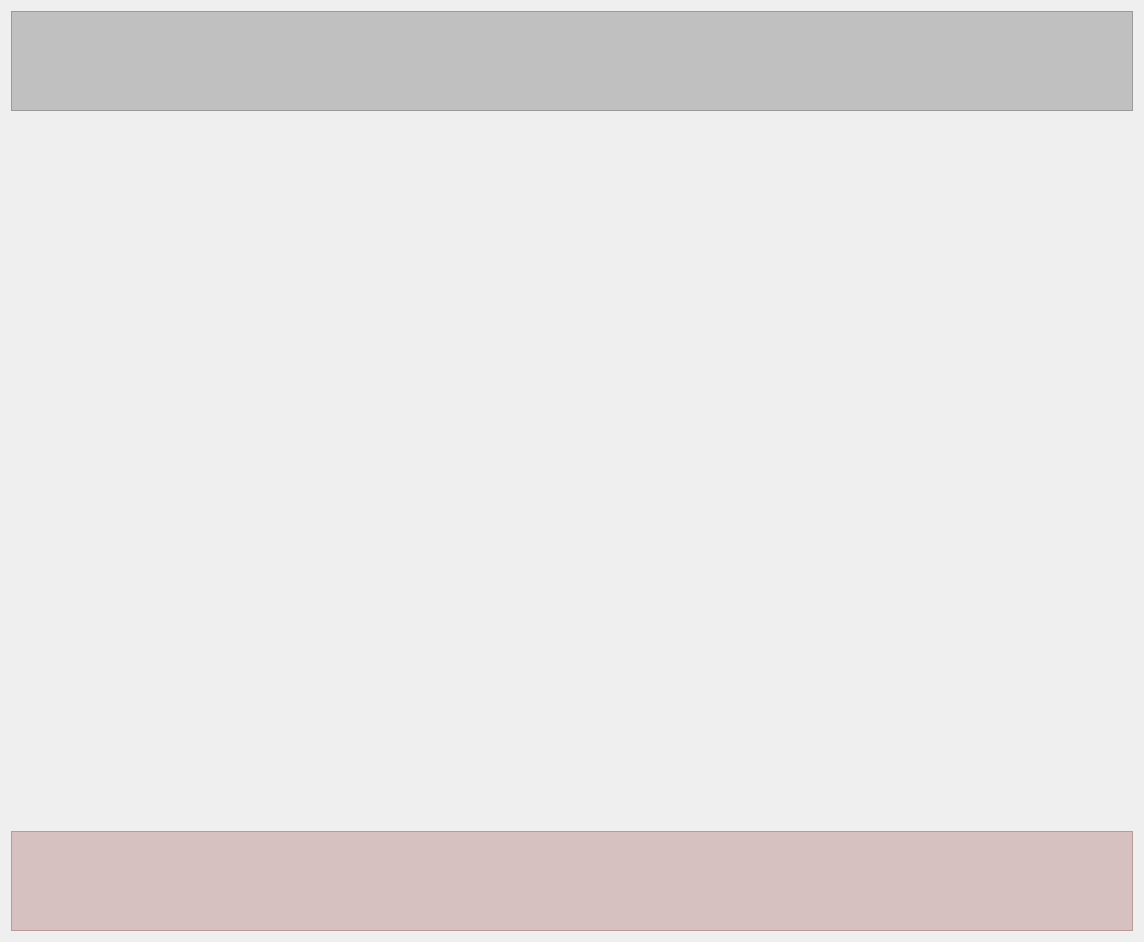
Before: the Qt Designer form ui/QT/player_ui.ui in HYM408/ACGN_HYM, drawn with Qt 5.
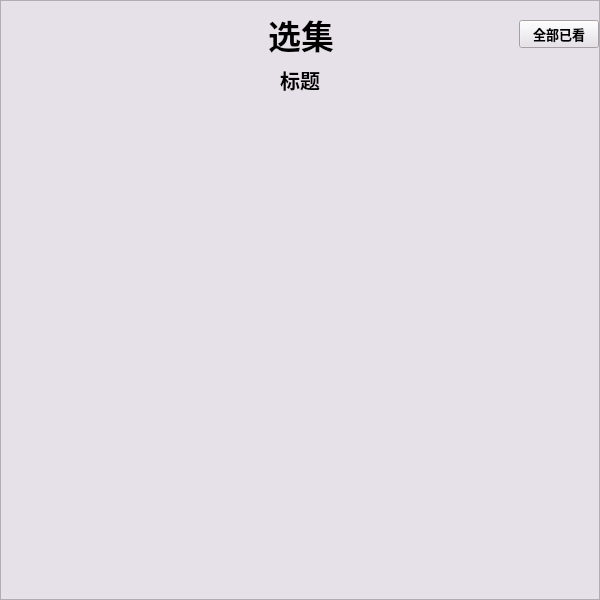
After: the same form once the commit is applied. Icons and pictures are not drawn.

What changed in the file:
```diff
--- a/ui/QT/player_ui.ui
+++ b/ui/QT/player_ui.ui
@@ -6,56 +6,54 @@
    <rect>
     <x>0</x>
     <y>0</y>
-    <width>1144</width>
-    <height>942</height>
+    <width>600</width>
+    <height>600</height>
    </rect>
   </property>
-  <property name="windowTitle">
-   <string>Form</string>
+  <property name="minimumSize">
+   <size>
+    <width>600</width>
+    <height>0</height>
+   </size>
   </property>
-  <layout class="QVBoxLayout" name="verticalLayout">
-   <item>
-    <widget class="QFrame" name="frame_3">
+  <property name="maximumSize">
+   <size>
+    <width>600</width>
+    <height>16777215</height>
+   </size>
+  </property>
+  <layout class="QHBoxLayout" name="horizontalLayout_5">
+   <property name="spacing">
+    <number>0</number>
+   </property>
+   <property name="leftMargin">
+    <number>0</number>
+   </property>
+   <property name="topMargin">
+    <number>0</number>
+   </property>
+   <property name="rightMargin">
+    <number>0</number>
+   </property>
+   <property name="bottomMargin">
+    <number>0</number>
+   </property>
+   <item alignment="Qt::AlignLeft">
+    <widget class="QFrame" name="frame_2">
      <property name="minimumSize">
       <size>
-       <width>0</width>
-       <height>100</height>
+       <width>600</width>
+       <height>0</height>
       </size>
      </property>
-     <property name="styleSheet">
-      <string notr="true">background-color: rgba(0, 0, 0, 50);</string>
-     </property>
-     <property name="frameShape">
-      <enum>QFrame::StyledPanel</enum>
-     </property>
-     <property name="frameShadow">
-      <enum>QFrame::Raised</enum>
-     </property>
-    </widget>
-   </item>
-   <item>
-    <spacer name="verticalSpacer">
-     <property name="orientation">
-      <enum>Qt::Vertical</enum>
-     </property>
-     <property name="sizeHint" stdset="0">
+     <property name="maximumSize">
       <size>
-       <width>20</width>
-       <height>709</height>
+       <width>600</width>
+       <height>16777215</height>
       </size>
      </property>
-    </spacer>
-   </item>
-   <item>
-    <widget class="QFrame" name="frame">
-     <property name="minimumSize">
-      <size>
-       <width>0</width>
-       <height>100</height>
-      </size>
-     </property>
      <property name="styleSheet">
-      <string notr="true">background-color: rgba(110, 0, 0, 50);</string>
+      <string notr="true">background-color:rgb(230, 224, 233);</string>
      </property>
      <property name="frameShape">
       <enum>QFrame::StyledPanel</enum>
@@ -63,6 +61,172 @@
      <property name="frameShadow">
       <enum>QFrame::Raised</enum>
      </property>
+     <layout class="QVBoxLayout" name="verticalLayout_9">
+      <property name="leftMargin">
+       <number>0</number>
+      </property>
+      <property name="rightMargin">
+       <number>0</number>
+      </property>
+      <item>
+       <layout class="QHBoxLayout" name="horizontalLayout_9">
+        <item>
+         <widget class="QPushButton" name="pushButton_14">
+          <property name="minimumSize">
+           <size>
+            <width>44</width>
+            <height>44</height>
+           </size>
+          </property>
+          <property name="maximumSize">
+           <size>
+            <width>44</width>
+            <height>44</height>
+           </size>
+          </property>
+          <property name="styleSheet">
+           <string notr="true">QPushButton {
+	background-color: rgb(230, 224, 233);
+	border:none;
+	border-radius:22px
+}
+
+QPushButton:hover {
+    background-color: rgb(225, 219, 228);
+}</string>
+          </property>
+          <property name="text">
+           <string/>
+          </property>
+          <property name="icon">
+           <iconset>
+            <normaloff>icons/back.png</normaloff>icons/back.png</iconset>
+          </property>
+          <property name="iconSize">
+           <size>
+            <width>25</width>
+            <height>25</height>
+           </size>
+          </property>
+          <property name="checkable">
+           <bool>true</bool>
+          </property>
+         </widget>
+        </item>
+        <item>
+         <widget class="QPushButton" name="pushButton_12">
+          <property name="minimumSize">
+           <size>
+            <width>500</width>
+            <height>0</height>
+           </size>
+          </property>
+          <property name="maximumSize">
+           <size>
+            <width>300</width>
+            <height>16777215</height>
+           </size>
+          </property>
+          <property name="font">
+           <font>
+            <family>微软雅黑</family>
+            <pointsize>25</pointsize>
+            <weight>75</weight>
+            <bold>true</bold>
+           </font>
+          </property>
+          <property name="styleSheet">
+           <string notr="true">border:none;</string>
+          </property>
+          <property name="text">
+           <string>选集</string>
+          </property>
+         </widget>
+        </item>
+        <item>
+         <spacer name="horizontalSpacer_7">
+          <property name="orientation">
+           <enum>Qt::Horizontal</enum>
+          </property>
+          <property name="sizeHint" stdset="0">
+           <size>
+            <width>40</width>
+            <height>20</height>
+           </size>
+          </property>
+         </spacer>
+        </item>
+        <item>
+         <widget class="QPushButton" name="pushButton_15">
+          <property name="font">
+           <font>
+            <family>微软雅黑</family>
+            <pointsize>10</pointsize>
+            <weight>75</weight>
+            <bold>true</bold>
+           </font>
+          </property>
+          <property name="text">
+           <string>全部已看</string>
+          </property>
+         </widget>
+        </item>
+       </layout>
+      </item>
+      <item>
+       <widget class="QPushButton" name="pushButton_13">
+        <property name="font">
+         <font>
+          <family>微软雅黑</family>
+          <pointsize>15</pointsize>
+          <weight>75</weight>
+          <bold>true</bold>
+         </font>
+        </property>
+        <property name="styleSheet">
+         <string notr="true">border:none;</string>
+        </property>
+        <property name="text">
+         <string>标题</string>
+        </property>
+       </widget>
+      </item>
+      <item>
+       <widget class="QScrollArea" name="scrollArea">
+        <property name="styleSheet">
+         <string notr="true">border:none</string>
+        </property>
+        <property name="widgetResizable">
+         <bool>true</bool>
+        </property>
+        <widget class="QWidget" name="scrollAreaWidgetContents_2">
+         <property name="geometry">
+          <rect>
+           <x>0</x>
+           <y>0</y>
+           <width>598</width>
+           <height>495</height>
+          </rect>
+         </property>
+         <layout class="QGridLayout" name="gridLayout_3">
+          <item row="0" column="0">
+           <spacer name="verticalSpacer_5">
+            <property name="orientation">
+             <enum>Qt::Vertical</enum>
+            </property>
+            <property name="sizeHint" stdset="0">
+             <size>
+              <width>20</width>
+              <height>40</height>
+             </size>
+            </property>
+           </spacer>
+          </item>
+         </layout>
+        </widget>
+       </widget>
+      </item>
+     </layout>
     </widget>
    </item>
   </layout>
```
Left out of the diff: 4 changed lines with no effect on the pictures.
